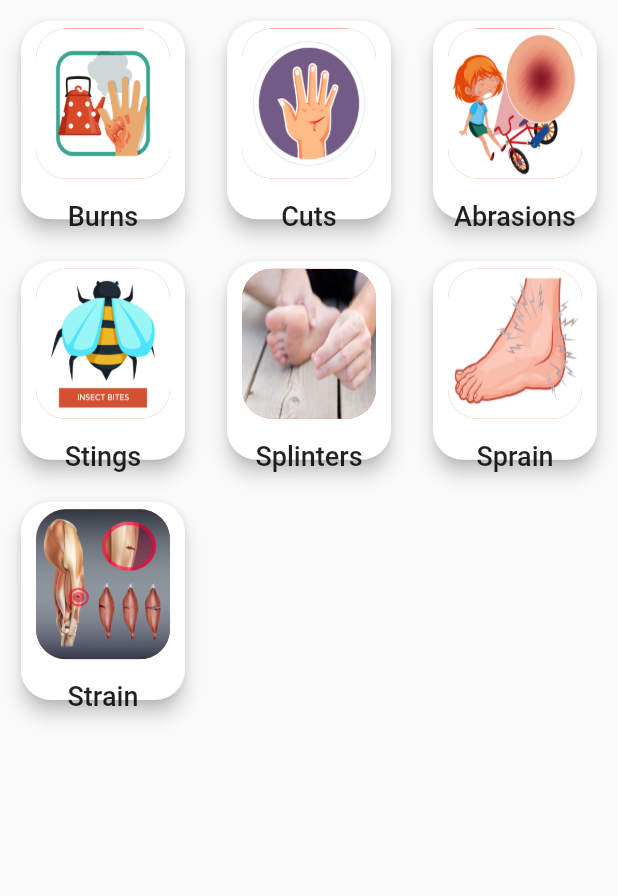
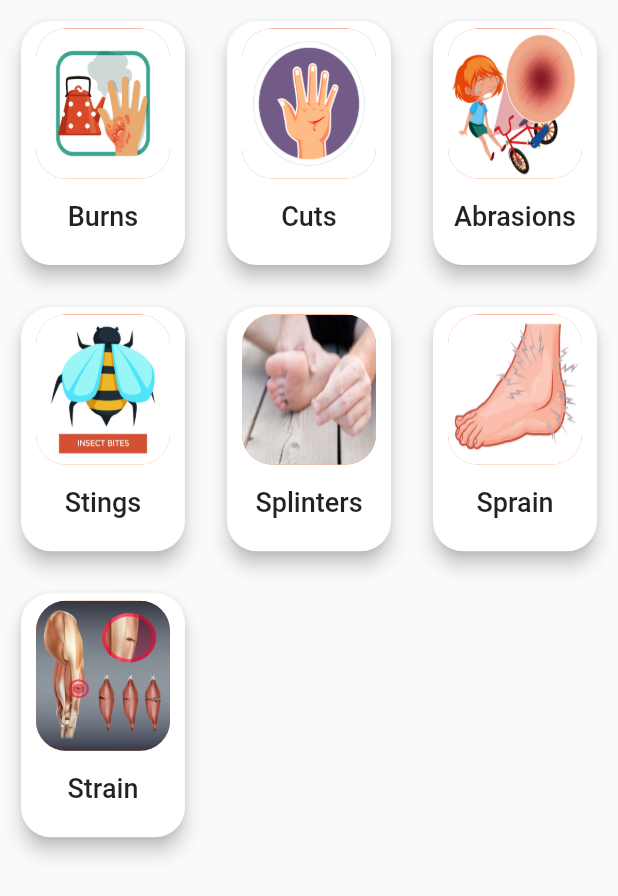
Before and after one commit to gauravmehta13/Appointment_App, a Flutter app: the Grid widget shown alone on an empty page, opened directly, on a phone screen of 412 x 824 dp. Shown: the top 896 px of the screen. Run offline on Flutter 3.47's test engine with Material 2 defaults, Android fonts, the phone set to English and light mode, and no system bars; our stand-ins replace bubble, curved_navigation_bar, firebase_auth, firebase_core, flutter_svg, fluttertoast and 3 more; missing offline and left inert: flutter_dialogflow, googleapis; accounts and stored records are empty; project files that could hold a hidden picture were left out.

Commit message:
first aid size issue fixed

```diff
--- a/lib/First Aid/Screens/Grid.dart
+++ b/lib/First Aid/Screens/Grid.dart
@@ -9,7 +9,8 @@ class Grid extends StatelessWidget {
     return GridView(
         gridDelegate: SliverGridDelegateWithFixedCrossAxisCount(
           crossAxisCount: 3,
-          childAspectRatio: (60 / 70),
+          //childAspectRatio: (50 / 70),
+          childAspectRatio: (MediaQuery.of(context).size.height * 0.9 / MediaQuery.of(context).size.height * 0.8)
         ),
         children: <Widget>[
           Container(
```
